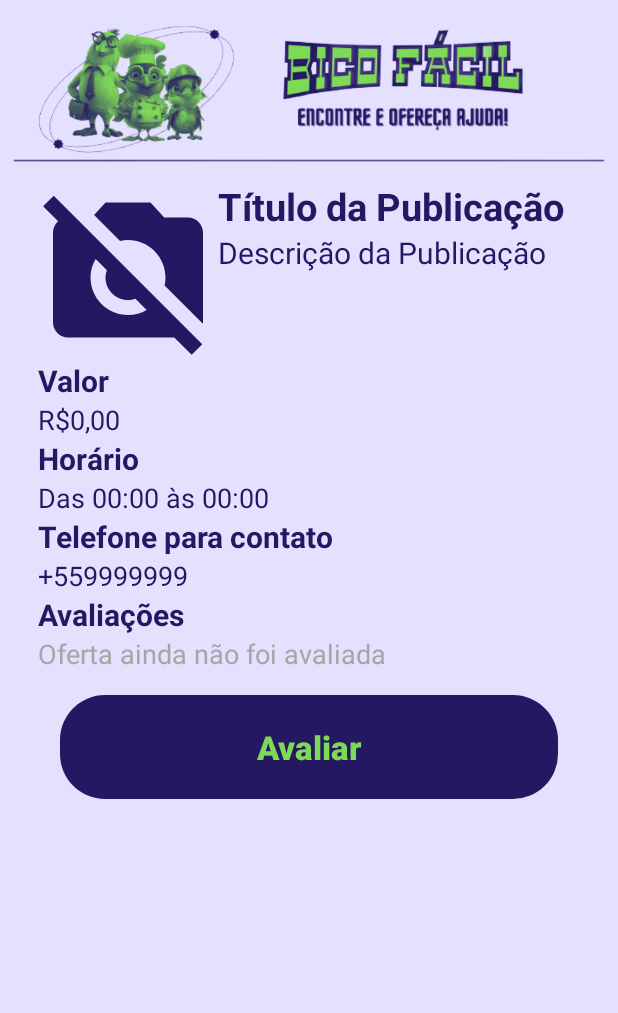
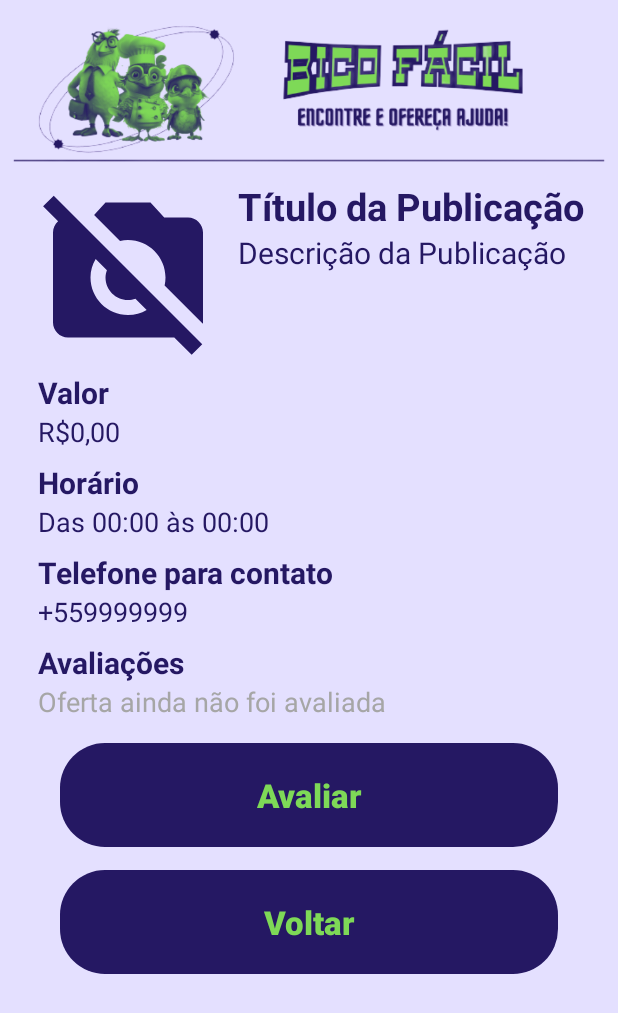
Before and after one commit to vitorrgmendes/BicoFacil, an Android app: the fragment OfertaExtendidaFragment shown on its own in the app's theme, on a phone screen of 412 x 824 dp. Shown: the top 1013 px of the screen. Run offline under Robolectric (Android 15) with nearby library versions, the phone set to English and light mode, and no system bars; our stand-ins replace Room's generated code; 3 statements that could not run were skipped.

Commit message:
incluido botão voltar

```diff
--- a/app/src/main/java/com/example/bicofacil/navbar/home/OfertaExtendidaFragment.java
+++ b/app/src/main/java/com/example/bicofacil/navbar/home/OfertaExtendidaFragment.java
@@ -58,7 +58,9 @@ public class OfertaExtendidaFragment extends Fragment implements View.OnClickLis
     private TextView txtContato;
     private TextView semAvaliacao;
     private Button btnAvaliar;
+    private Button btnVoltar;
     private RecyclerView recyclerView;
+    private String chaveLista;
     public OfertaExtendidaFragment() {
     }
 
@@ -86,6 +88,7 @@ public class OfertaExtendidaFragment extends Fragment implements View.OnClickLis
         View view = inflater.inflate(R.layout.fragment_item_list_avaliacoes, container, false);
 
         idPulicacao = getArguments().getInt("idPublicacao");
+        chaveLista = getArguments().getString("chave");
 
         txtTituloOferta = view.findViewById(R.id.txtTituloOferta);
         imgOferta = view.findViewById(R.id.imagemOferta);
@@ -95,8 +98,10 @@ public class OfertaExtendidaFragment extends Fragment implements View.OnClickLis
         txtContato = view.findViewById(R.id.txtContato);
         btnAvaliar = view.findViewById(R.id.button_avaliar);
         semAvaliacao = view.findViewById(R.id.semAvaliacao);
+        btnVoltar = view.findViewById(R.id.button_Voltar);
 
         btnAvaliar.setOnClickListener(this);
+        btnVoltar.setOnClickListener(this);
 
         recyclerView = view.findViewById(R.id.list);
 
@@ -189,5 +194,17 @@ public class OfertaExtendidaFragment extends Fragment implements View.OnClickLis
                         Toast.LENGTH_SHORT).show();
             }
         }
+
+        if(v==btnVoltar){
+            Bundle bundle = new Bundle();
+            bundle.putString("chave", chaveLista);
+
+            OfertasFragment ofertasVagaFragment = new OfertasFragment();
+            ofertasVagaFragment.setArguments(bundle);
+            FragmentTransaction transaction = getParentFragmentManager().beginTransaction();
+            transaction.replace(R.id.fragmentContainerView, ofertasVagaFragment);
+            transaction.addToBackStack(null);
+            transaction.commit();
+        }
     }
 }
--- a/app/src/main/java/com/example/bicofacil/navbar/home/OfertasFragment.java
+++ b/app/src/main/java/com/example/bicofacil/navbar/home/OfertasFragment.java
@@ -103,6 +103,7 @@ public class OfertasFragment extends Fragment implements View.OnClickListener{
             adapter.setOnItemClickListener((publicacao, position) -> {
                 Bundle bundle = new Bundle();
                 bundle.putInt("idPublicacao",publicacao.id);
+                bundle.putString("chave",chaveLista);
                 OfertaExtendidaFragment ofertaExtendidaFragment = new OfertaExtendidaFragment();
                 ofertaExtendidaFragment.setArguments(bundle);
                 FragmentTransaction transaction = getParentFragmentManager().beginTransaction();
--- a/app/src/main/res/layout/fragment_item_avaliacao.xml
+++ b/app/src/main/res/layout/fragment_item_avaliacao.xml
@@ -28,6 +28,7 @@
         android:layout_width="match_parent"
         android:layout_height="match_parent"
         android:text="Descrição da Avaliação"
+        android:layout_marginBottom="8dp"
         android:textColor="@color/azul"
         android:textSize="16sp" />
 </LinearLayout>
--- a/app/src/main/res/layout/fragment_item_list_avaliacoes.xml
+++ b/app/src/main/res/layout/fragment_item_list_avaliacoes.xml
@@ -38,6 +38,7 @@
                 android:layout_width="match_parent"
                 android:layout_height="wrap_content"
                 android:text="Título da Publicação"
+                android:layout_marginLeft="13dp"
                 android:textColor="@color/azul"
                 android:textSize="25sp"
                 android:textStyle="bold" />
@@ -45,6 +46,7 @@
             <TextView
                 android:id="@+id/txtDescricao"
                 android:layout_width="match_parent"
+                android:layout_marginLeft="13dp"
                 android:layout_height="wrap_content"
                 android:text="Descrição da Publicação"
                 android:textColor="@color/azul"
@@ -57,6 +59,7 @@
         android:layout_width="match_parent"
         android:layout_height="wrap_content"
         android:text="Valor"
+        android:layout_marginTop="8dp"
         android:layout_marginLeft="25dp"
         android:textColor="@color/azul"
         android:textSize="20sp"
@@ -75,6 +78,7 @@
         android:id="@+id/txtTituloHorario"
         android:layout_width="match_parent"
         android:layout_height="wrap_content"
+        android:layout_marginTop="8dp"
         android:text="Horário"
         android:layout_marginLeft="25dp"
         android:textColor="@color/azul"
@@ -95,6 +99,7 @@
         android:layout_width="match_parent"
         android:layout_height="wrap_content"
         android:text="Telefone para contato"
+        android:layout_marginTop="8dp"
         android:layout_marginLeft="25dp"
         android:textColor="@color/azul"
         android:textSize="20sp"
@@ -113,6 +118,7 @@
         android:id="@+id/txtTituloAvaliacoes"
         android:text="Avaliações"
         android:textSize="20sp"
+        android:layout_marginTop="8dp"
         style="@style/textViewAddPublicacao"
         app:layout_constraintStart_toStartOf="@id/imageView"/>
 
@@ -139,8 +145,13 @@
     <androidx.appcompat.widget.AppCompatButton
         android:id="@+id/button_avaliar"
         style="@style/ButtonCadastrar"
-        android:text="Avaliar"
-        android:layout_marginBottom="25dp"/>
+        android:text="Avaliar" />
+
+        <androidx.appcompat.widget.AppCompatButton
+            android:id="@+id/button_Voltar"
+            style="@style/ButtonCadastrar"
+            android:text="Voltar"
+            android:layout_marginBottom="25dp"/>
 
 </LinearLayout>
 </ScrollView>
```
